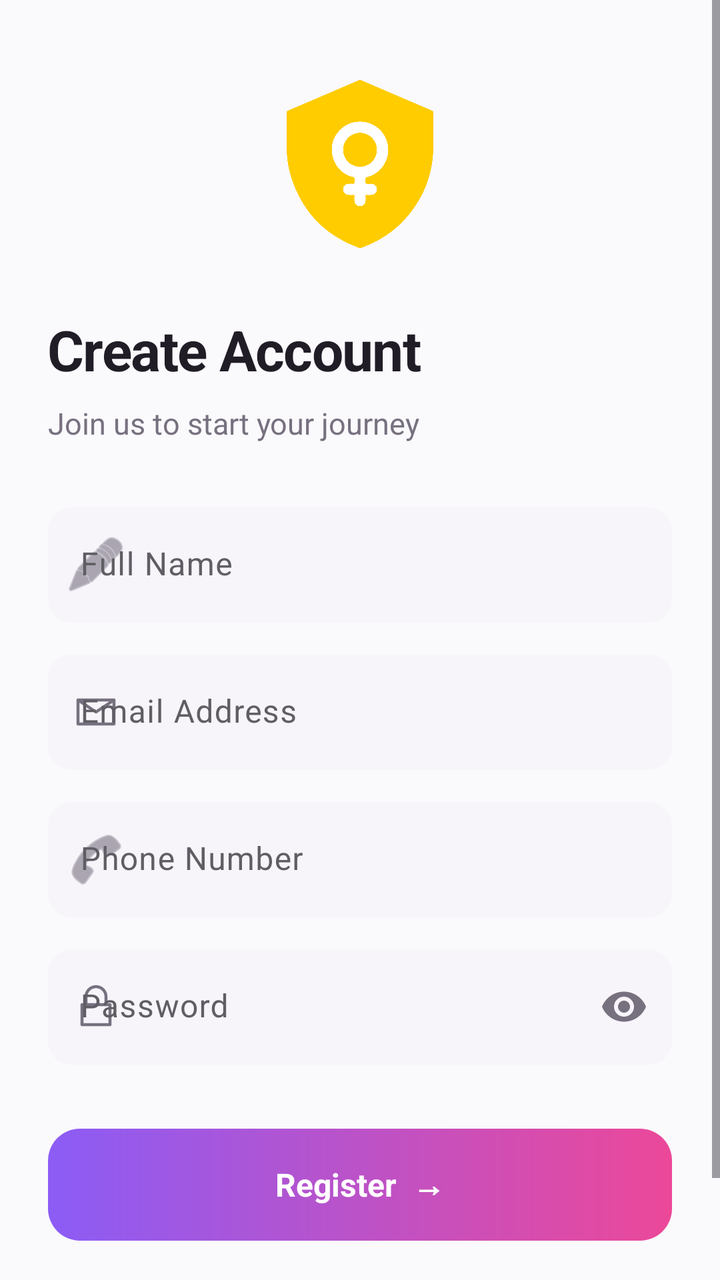
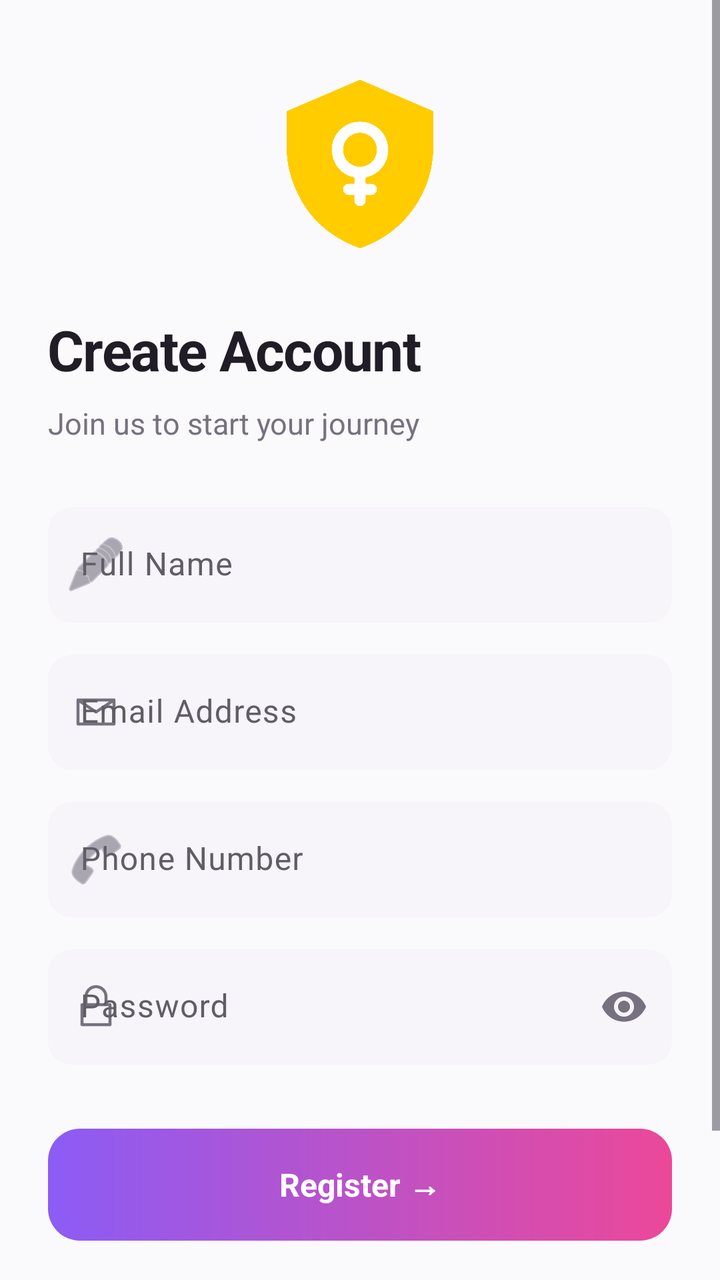

Screens rendered from an Android XML layout before and after an edit, with the pre-edit source and the edit as a unified diff.
<!-- AndroidManifest.xml: application theme Theme.WomenSafety -->
<!-- res/layout/activity_register.xml -->
<?xml version="1.0" encoding="utf-8"?>
<androidx.constraintlayout.widget.ConstraintLayout xmlns:android="http://schemas.android.com/apk/res/android"
    xmlns:app="http://schemas.android.com/apk/res-auto"
    xmlns:tools="http://schemas.android.com/tools"
    android:layout_width="match_parent"
    android:layout_height="match_parent"
    android:background="@color/premium_login_bg"
    tools:context=".ui.auth.RegisterActivity">

    <ScrollView
        android:layout_width="match_parent"
        android:layout_height="match_parent"
        android:fillViewport="true"
        android:overScrollMode="never">

        <androidx.constraintlayout.widget.ConstraintLayout
            android:layout_width="match_parent"
            android:layout_height="wrap_content"
            android:paddingHorizontal="24dp"
            android:paddingBottom="24dp">

            <ImageView
                android:id="@+id/ivLogo"
                android:layout_width="100dp"
                android:layout_height="100dp"
                android:layout_marginTop="32dp"
                android:src="@drawable/logo"
                app:layout_constraintEnd_toEndOf="parent"
                app:layout_constraintStart_toStartOf="parent"
                app:layout_constraintTop_toTopOf="parent" />

            <TextView
                android:id="@+id/tvTitle"
                android:layout_width="wrap_content"
                android:layout_height="wrap_content"
                android:layout_marginTop="24dp"
                android:text="Create Account"
                android:textColor="@color/premium_login_text_main"
                android:textSize="28sp"
                android:textStyle="bold"
                android:letterSpacing="-0.02"
                app:layout_constraintStart_toStartOf="parent"
                app:layout_constraintTop_toBottomOf="@id/ivLogo" />

            <TextView
                android:id="@+id/tvSubtitle"
                android:layout_width="wrap_content"
                android:layout_height="wrap_content"
                android:layout_marginTop="8dp"
                android:text="Join us to start your journey"
                android:textColor="@color/premium_login_text_secondary"
                android:textSize="15sp"
                app:layout_constraintStart_toStartOf="parent"
                app:layout_constraintTop_toBottomOf="@id/tvTitle" />

            <com.google.android.material.textfield.TextInputLayout
                android:id="@+id/tilName"
                android:layout_width="match_parent"
                android:layout_height="wrap_content"
                android:layout_marginTop="32dp"
                android:hint="Full Name"
                app:hintTextColor="@color/premium_login_text_secondary"
                app:boxBackgroundMode="filled"
                app:boxBackgroundColor="@color/premium_login_input_bg"
                app:boxCornerRadiusTopStart="12dp"
                app:boxCornerRadiusTopEnd="12dp"
                app:boxCornerRadiusBottomStart="12dp"
                app:boxCornerRadiusBottomEnd="12dp"
                app:boxStrokeWidth="0dp"
                app:boxStrokeWidthFocused="1dp"
                app:boxStrokeColor="@color/premium_login_focus_border"
                app:startIconDrawable="@android:drawable/ic_menu_edit"
                app:startIconTint="@color/premium_login_text_secondary"
                app:layout_constraintTop_toBottomOf="@id/tvSubtitle">

                <com.google.android.material.textfield.TextInputEditText
                    android:id="@+id/etName"
                    android:layout_width="match_parent"
                    android:layout_height="wrap_content"
                    android:inputType="textPersonName"
                    android:textColor="@color/premium_login_text_main"
                    android:paddingTop="24dp"
                    android:paddingBottom="12dp"
                    android:textSize="16sp" />
            </com.google.android.material.textfield.TextInputLayout>

            <com.google.android.material.textfield.TextInputLayout
                android:id="@+id/tilEmail"
                android:layout_width="match_parent"
                android:layout_height="wrap_content"
                android:layout_marginTop="16dp"
                android:hint="Email Address"
                app:hintTextColor="@color/premium_login_text_secondary"
                app:boxBackgroundMode="filled"
                app:boxBackgroundColor="@color/premium_login_input_bg"
                app:boxCornerRadiusTopStart="12dp"
                app:boxCornerRadiusTopEnd="12dp"
                app:boxCornerRadiusBottomStart="12dp"
                app:boxCornerRadiusBottomEnd="12dp"
                app:boxStrokeWidth="0dp"
                app:boxStrokeWidthFocused="1dp"
                app:boxStrokeColor="@color/premium_login_focus_border"
                app:startIconDrawable="@drawable/ic_email_elegant"
                app:startIconTint="@color/premium_login_text_secondary"
                app:layout_constraintTop_toBottomOf="@id/tilName">

                <com.google.android.material.textfield.TextInputEditText
                    android:id="@+id/etEmail"
                    android:layout_width="match_parent"
                    android:layout_height="wrap_content"
                    android:inputType="textEmailAddress"
                    android:textColor="@color/premium_login_text_main"
                    android:paddingTop="24dp"
                    android:paddingBottom="12dp"
                    android:textSize="16sp" />
            </com.google.android.material.textfield.TextInputLayout>

            <com.google.android.material.textfield.TextInputLayout
                android:id="@+id/tilPhone"
                android:layout_width="match_parent"
                android:layout_height="wrap_content"
                android:layout_marginTop="16dp"
                android:hint="Phone Number"
                app:hintTextColor="@color/premium_login_text_secondary"
                app:boxBackgroundMode="filled"
                app:boxBackgroundColor="@color/premium_login_input_bg"
                app:boxCornerRadiusTopStart="12dp"
                app:boxCornerRadiusTopEnd="12dp"
                app:boxCornerRadiusBottomStart="12dp"
                app:boxCornerRadiusBottomEnd="12dp"
                app:boxStrokeWidth="0dp"
                app:boxStrokeWidthFocused="1dp"
                app:boxStrokeColor="@color/premium_login_focus_border"
                app:startIconDrawable="@android:drawable/ic_menu_call"
                app:startIconTint="@color/premium_login_text_secondary"
                app:layout_constraintTop_toBottomOf="@id/tilEmail">

                <com.google.android.material.textfield.TextInputEditText
                    android:id="@+id/etPhone"
                    android:layout_width="match_parent"
                    android:layout_height="wrap_content"
                    android:inputType="phone"
                    android:textColor="@color/premium_login_text_main"
                    android:paddingTop="24dp"
                    android:paddingBottom="12dp"
                    android:textSize="16sp" />
            </com.google.android.material.textfield.TextInputLayout>

            <com.google.android.material.textfield.TextInputLayout
                android:id="@+id/tilPassword"
                android:layout_width="match_parent"
                android:layout_height="wrap_content"
                android:layout_marginTop="16dp"
                android:hint="Password"
                app:hintTextColor="@color/premium_login_text_secondary"
                app:boxBackgroundMode="filled"
                app:boxBackgroundColor="@color/premium_login_input_bg"
                app:boxCornerRadiusTopStart="12dp"
                app:boxCornerRadiusTopEnd="12dp"
                app:boxCornerRadiusBottomStart="12dp"
                app:boxCornerRadiusBottomEnd="12dp"
                app:boxStrokeWidth="0dp"
                app:boxStrokeWidthFocused="1dp"
                app:boxStrokeColor="@color/premium_login_focus_border"
                app:startIconDrawable="@drawable/ic_lock_elegant"
                app:startIconTint="@color/premium_login_text_secondary"
                app:endIconMode="password_toggle"
                app:endIconTint="@color/premium_login_text_secondary"
                app:layout_constraintTop_toBottomOf="@id/tilPhone">

                <com.google.android.material.textfield.TextInputEditText
                    android:id="@+id/etPassword"
                    android:layout_width="match_parent"
                    android:layout_height="wrap_content"
                    android:inputType="textPassword"
                    android:textColor="@color/premium_login_text_main"
                    android:paddingTop="24dp"
                    android:paddingBottom="12dp"
                    android:textSize="16sp" />
            </com.google.android.material.textfield.TextInputLayout>

            <FrameLayout
                android:id="@+id/fl_register_button"
                android:layout_width="match_parent"
                android:layout_height="56dp"
                android:layout_marginTop="32dp"
                android:background="@drawable/bg_premium_btn"
                app:layout_constraintTop_toBottomOf="@id/tilPassword">
                
                <LinearLayout
                    android:layout_width="match_parent"
                    android:layout_height="match_parent"
                    android:gravity="center"
                    android:orientation="horizontal">
                    <TextView
                        android:layout_width="wrap_content"
                        android:layout_height="wrap_content"
                        android:text="Register  →"
                        android:textColor="#FFFFFF"
                        android:textSize="16sp"
                        android:textStyle="bold" />
                </LinearLayout>

                <ProgressBar
                    android:id="@+id/progressBar"
                    android:layout_width="24dp"
                    android:layout_height="24dp"
                    android:layout_gravity="center"
                    android:indeterminateTint="#FFFFFF"
                    android:visibility="gone" />
                
                <Button
                    android:id="@+id/btnRegister"
                    android:layout_width="match_parent"
                    android:layout_height="match_parent"
                    android:background="@android:color/transparent"
                    app:backgroundTint="@null" />
            </FrameLayout>

            <LinearLayout
                android:id="@+id/ll_login"
                android:layout_width="match_parent"
                android:layout_height="wrap_content"
                android:layout_marginTop="32dp"
                android:gravity="center"
                android:orientation="horizontal"
                app:layout_constraintTop_toBottomOf="@id/fl_register_button">
                
                <TextView
                    android:layout_width="wrap_content"
                    android:layout_height="wrap_content"
                    android:text="Already have an account? "
                    android:textColor="@color/premium_login_text_secondary"
                    android:textSize="14sp" />
                
                <TextView
                    android:id="@+id/tvLogin"
                    android:layout_width="wrap_content"
                    android:layout_height="wrap_content"
                    android:text="Login here"
                    android:textColor="@color/premium_login_primary"
                    android:textSize="14sp"
                    android:textStyle="bold" />
            </LinearLayout>

        </androidx.constraintlayout.widget.ConstraintLayout>
    </ScrollView>
</androidx.constraintlayout.widget.ConstraintLayout>
<!-- resources referenced by this layout -->
<resources>
  <color name="premium_login_bg">#FAF9FC</color>
  <color name="premium_login_focus_border">#A855F7</color>
  <color name="premium_login_input_bg">#F7F4FA</color>
  <color name="premium_login_primary">#8749C8</color>
  <color name="premium_login_text_main">#211D27</color>
  <color name="premium_login_text_secondary">#77717F</color>
  <!-- drawable bg_premium_btn (drawable) -->
  <?xml version="1.0" encoding="utf-8"?>
  <shape xmlns:android="http://schemas.android.com/apk/res/android"
      android:shape="rectangle">
      <gradient
          android:startColor="@color/premium_login_grad_start"
          android:endColor="@color/premium_login_grad_end"
          android:angle="0" />
      <corners android:radius="16dp" />
  </shape>
  <!-- drawable ic_email_elegant (drawable) -->
  <vector xmlns:android="http://schemas.android.com/apk/res/android"
      android:width="24dp"
      android:height="24dp"
      android:viewportWidth="24.0"
      android:viewportHeight="24.0">
      <path
          android:strokeColor="@color/premium_login_text_secondary"
          android:strokeWidth="1.5"
          android:strokeLineCap="round"
          android:strokeLineJoin="round"
          android:fillColor="#00000000"
          android:pathData="M3,6l9,6 9,-6 M3,6h18v12H3z"/>
  </vector>
  <style name="Theme.WomenSafety" parent="Base.Theme.WomenSafety" />
  <color name="premium_login_grad_start">#8B5CF6</color>
  <color name="premium_login_grad_end">#EC4899</color>
  <color name="primary">#E63950</color>
  <color name="primary_dark">#B91C35</color>
  <color name="background">#FDFCFE</color>
  <color name="surface">#FFFFFF</color>
  <color name="on_surface">#2D2C31</color>
  <color name="on_surface_secondary">#5F5E64</color>
  <color name="sos">#E63950</color>
  <style name="TextAppearance.WomenSafety.AppTitle" parent="TextAppearance.Material3.HeadlineLarge">
          <item name="android:textSize">24sp</item>
          <item name="android:textStyle">bold</item>
          <item name="android:fontFamily">sans-serif</item>
      </style>
  <style name="TextAppearance.WomenSafety.ScreenTitle" parent="TextAppearance.Material3.HeadlineMedium">
          <item name="android:textSize">22sp</item>
          <item name="android:textStyle">bold</item> 
          <item name="android:textFontWeight">600</item> 
          <item name="android:fontFamily">sans-serif</item>
      </style>
  <style name="TextAppearance.WomenSafety.CardTitle" parent="TextAppearance.Material3.TitleMedium">
          <item name="android:textSize">16sp</item>
          <item name="android:textStyle">normal</item>
          <item name="android:textFontWeight">500</item> 
          <item name="android:fontFamily">sans-serif-medium</item>
      </style>
  <style name="TextAppearance.WomenSafety.Body" parent="TextAppearance.Material3.BodyMedium">
          <item name="android:textSize">15sp</item>
          <item name="android:fontFamily">sans-serif</item>
      </style>
  <style name="TextAppearance.WomenSafety.Caption" parent="TextAppearance.Material3.BodySmall">
          <item name="android:textSize">12sp</item>
          <item name="android:fontFamily">sans-serif</item>
      </style>
  <!-- unchanged entries left out for length: 3 -->
</resources>

<!-- the commit's change to res/layout/activity_register.xml (unified diff, before → after) -->
@@ -25,6 +25,8 @@
                 android:layout_height="100dp"
                 android:layout_marginTop="32dp"
                 android:src="@drawable/logo"
+                android:contentDescription="@string/app_name"
+                android:importantForAccessibility="no"
                 app:layout_constraintEnd_toEndOf="parent"
                 app:layout_constraintStart_toStartOf="parent"
                 app:layout_constraintTop_toTopOf="parent" />
@@ -34,7 +36,7 @@
                 android:layout_width="wrap_content"
                 android:layout_height="wrap_content"
                 android:layout_marginTop="24dp"
-                android:text="Create Account"
+                android:text="@string/register_title"
                 android:textColor="@color/premium_login_text_main"
                 android:textSize="28sp"
                 android:textStyle="bold"
@@ -47,7 +49,7 @@
                 android:layout_width="wrap_content"
                 android:layout_height="wrap_content"
                 android:layout_marginTop="8dp"
-                android:text="Join us to start your journey"
+                android:text="@string/register_subtitle"
                 android:textColor="@color/premium_login_text_secondary"
                 android:textSize="15sp"
                 app:layout_constraintStart_toStartOf="parent"
@@ -195,7 +197,7 @@
                     <TextView
                         android:layout_width="wrap_content"
                         android:layout_height="wrap_content"
-                        android:text="Register  →"
+                        android:text="@string/register_btn_register"
                         android:textColor="#FFFFFF"
                         android:textSize="16sp"
                         android:textStyle="bold" />
@@ -229,7 +231,7 @@
                 <TextView
                     android:layout_width="wrap_content"
                     android:layout_height="wrap_content"
-                    android:text="Already have an account? "
+                    android:text="@string/register_has_account"
                     android:textColor="@color/premium_login_text_secondary"
                     android:textSize="14sp" />
                 
@@ -237,7 +239,9 @@
                     android:id="@+id/tvLogin"
                     android:layout_width="wrap_content"
                     android:layout_height="wrap_content"
-                    android:text="Login here"
+                    android:minHeight="48dp"
+                    android:gravity="center_vertical"
+                    android:text="@string/register_login_here"
                     android:textColor="@color/premium_login_primary"
                     android:textSize="14sp"
                     android:textStyle="bold" />
<!-- resource entries referenced after the edit -->
@@ -30,6 +30,12 @@
           android:fillColor="#00000000"
           android:pathData="M3,6l9,6 9,-6 M3,6h18v12H3z"/>
   </vector>
+  <string name="app_name">Women Safety</string>
+  <string name="register_btn_register">Register  →</string>
+  <string name="register_has_account">Already have an account? </string>
+  <string name="register_login_here">Login here</string>
+  <string name="register_subtitle">Join us to start your journey</string>
+  <string name="register_title">Create Account</string>
   <style name="Theme.WomenSafety" parent="Base.Theme.WomenSafety" />
   <color name="premium_login_grad_start">#8B5CF6</color>
   <color name="premium_login_grad_end">#EC4899</color>
